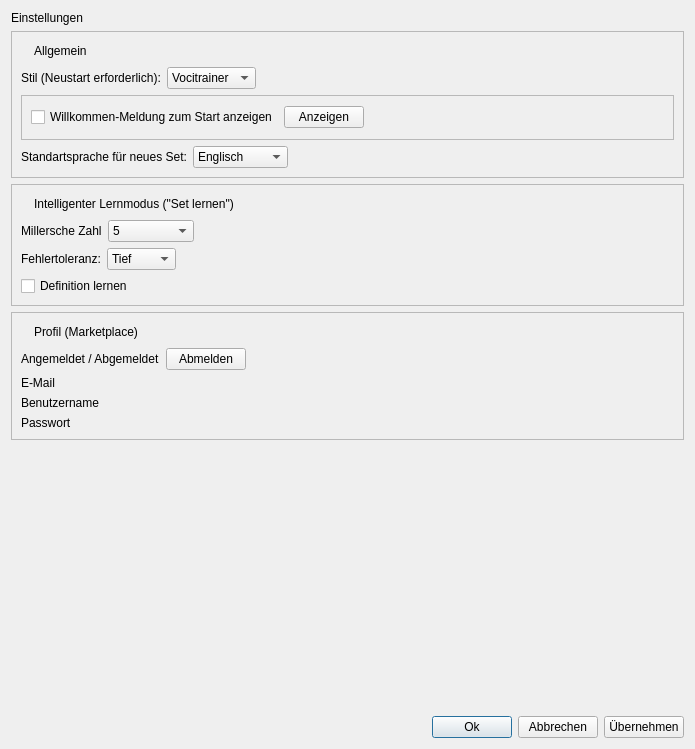
First picture: the form in Client/res/einstellungen.ui, repository samuelx12/Vocitrainer, before the edit.
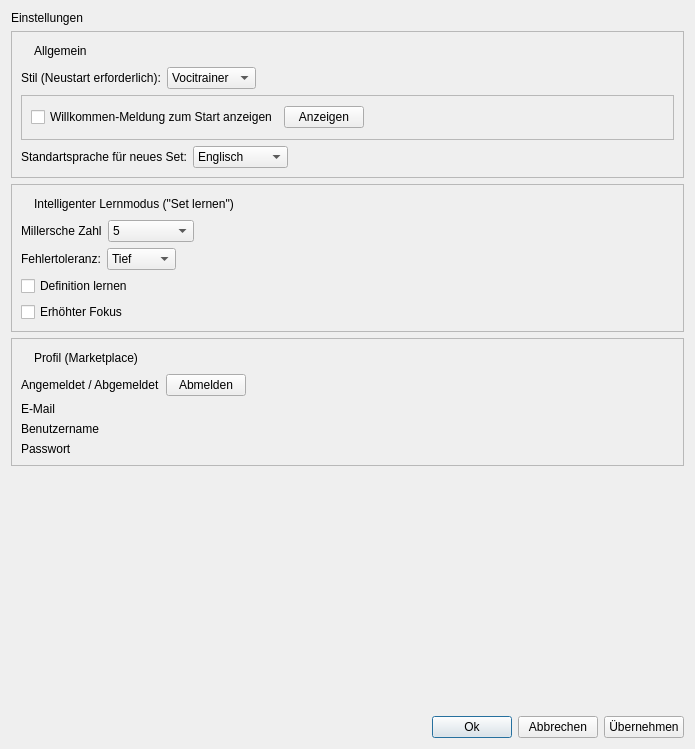
Second picture: the form after the edit. Icons and pictures are not drawn.

Commit message: - Einstellung für erhöhten Fokus hinzugefügt      -> Diese Bewirkt, das im Trainingsfenster keine weiteren Informationen wie Schwierigkeit, Bemerkungen oder Definitionen angezeigt werden.

```diff
--- a/Client/res/einstellungen.ui
+++ b/Client/res/einstellungen.ui
@@ -353,6 +353,13 @@
         </property>
        </widget>
       </item>
+      <item>
+       <widget class="QCheckBox" name="box_fokusmodus">
+        <property name="text">
+         <string>Erhöhter Fokus</string>
+        </property>
+       </widget>
+      </item>
      </layout>
     </widget>
    </item>
```
The commit also changes 9 other files.
